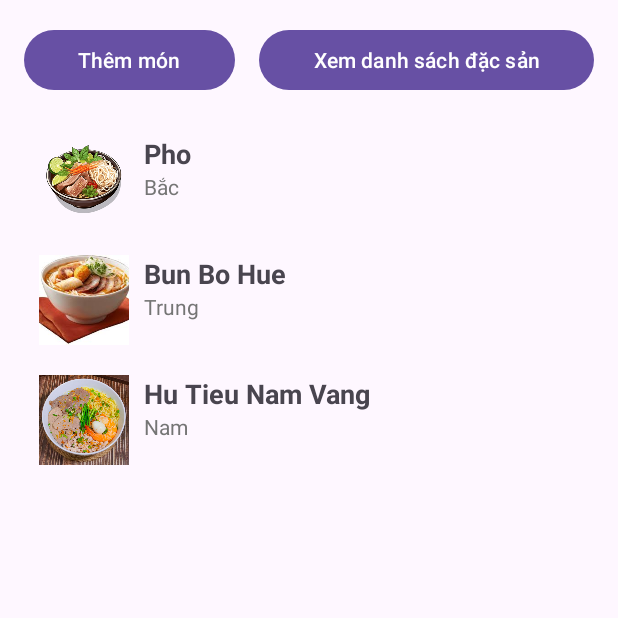
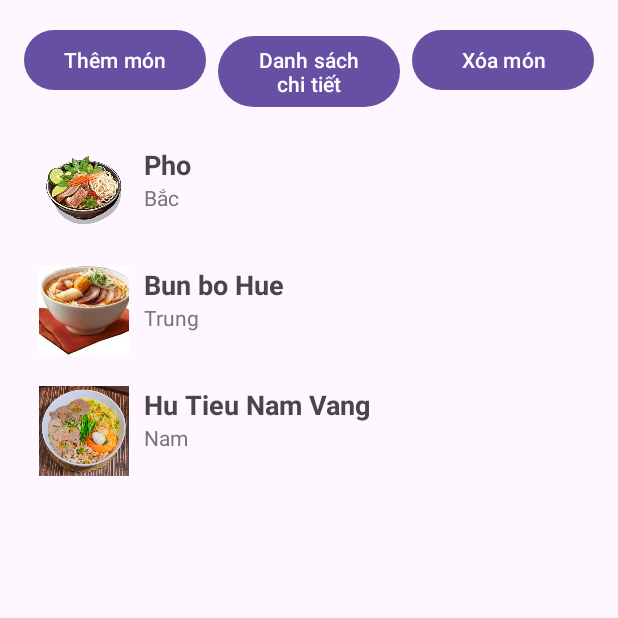
Before and after one commit to WuangLok/Android-Studio, an Android app: the DongGopThongTin screen opened directly, with no data from a screen before it, on a phone screen of 412 x 824 dp, the top half of it. Run offline under Robolectric (Android 15) with nearby library versions, the phone set to English and light mode, and no system bars.

Commit message:
DBHelper DongGopThongTin activity_dong_gop_thong_tin.xml

```diff
--- a/app/src/main/AndroidManifest.xml
+++ b/app/src/main/AndroidManifest.xml
@@ -21,7 +21,7 @@
             android:name=".TimKiem.Timkiemdacsan"
             android:exported="false" />
         <activity
-            android:name=".MainActivity"
+            android:name=".random.DanhSachDacSanRandom"
             android:exported="false" />
         <activity
             android:name=".Yeuthich.Danhsachyeuthich"
@@ -33,7 +33,7 @@
             android:name=".TimKiem.ChiTietDacSan"
             android:exported="false" />
         <activity
-            android:name=".random.DanhSachDacSanRandom"
+            android:name=".MainActivity"
             android:exported="true">
             <intent-filter>
                 <action android:name="android.intent.action.MAIN" />
--- a/app/src/main/java/com/example/finalproject/Them/DongGopThongTin.java
+++ b/app/src/main/java/com/example/finalproject/Them/DongGopThongTin.java
@@ -1,6 +1,5 @@
 package com.example.finalproject.Them;
 
-import android.annotation.SuppressLint;
 import android.app.AlertDialog;
 import android.content.DialogInterface;
 import android.os.Bundle;
@@ -15,15 +14,10 @@ import androidx.appcompat.app.AppCompatActivity;
 import androidx.recyclerview.widget.LinearLayoutManager;
 import androidx.recyclerview.widget.RecyclerView;
 
+import com.example.finalproject.DBHandler.DBHelper;
 import com.example.finalproject.R;
+import com.example.finalproject.TimKiem.MonAn;
 
-import org.json.JSONArray;
-import org.json.JSONException;
-import org.json.JSONObject;
-
-import java.io.IOException;
-import java.io.InputStream;
-import java.nio.charset.StandardCharsets;
 import java.util.ArrayList;
 import java.util.List;
 
@@ -31,11 +25,12 @@ public class DongGopThongTin extends AppCompatActivity {
 
     private Button btnSubmit;
     private Button btnXemDanhSach;
+    private Button btnXoa;
     private RecyclerView recyclerView;
     private List<Speciality> specialityList;
     private SpecialityAdapter adapter;
+    private DBHelper dbHelper;
 
-    @SuppressLint("MissingInflatedId")
     @Override
     protected void onCreate(Bundle savedInstanceState) {
         super.onCreate(savedInstanceState);
@@ -43,6 +38,7 @@ public class DongGopThongTin extends AppCompatActivity {
 
         btnSubmit = findViewById(R.id.btnSubmit);
         btnXemDanhSach = findViewById(R.id.btnXem);
+        btnXoa = findViewById(R.id.btnXoa);
         recyclerView = findViewById(R.id.recyclerView);
 
         recyclerView.setLayoutManager(new LinearLayoutManager(this));
@@ -50,7 +46,9 @@ public class DongGopThongTin extends AppCompatActivity {
         adapter = new SpecialityAdapter(this, specialityList);
         recyclerView.setAdapter(adapter);
 
-        loadSpecialitiesFromJson();
+        dbHelper = new DBHelper(this);
+
+        loadSpecialitiesFromDatabase();
 
         btnSubmit.setOnClickListener(view -> showCustomDialog());
 
@@ -68,17 +66,44 @@ public class DongGopThongTin extends AppCompatActivity {
                 AlertDialog.Builder builder = new AlertDialog.Builder(DongGopThongTin.this);
                 builder.setTitle("Danh sách món ăn");
                 builder.setMessage(details.toString());
-                builder.setPositiveButton("Đóng", new DialogInterface.OnClickListener() {
-                    @Override
-                    public void onClick(DialogInterface dialog, int which) {
-                        dialog.dismiss();
-                    }
-                });
+                builder.setPositiveButton("Đóng", (dialog, which) -> dialog.dismiss());
                 builder.show();
             } else {
                 Toast.makeText(DongGopThongTin.this, "Danh sách trống", Toast.LENGTH_SHORT).show();
             }
         });
+
+        btnXoa.setOnClickListener(view -> showDeleteDialog());
+    }
+
+    private void showDeleteDialog() {
+        AlertDialog.Builder builder = new AlertDialog.Builder(this);
+        LayoutInflater inflater = getLayoutInflater();
+        View dialogView = inflater.inflate(R.layout.dialog_delete_speciality, null);
+        builder.setView(dialogView);
+
+        RecyclerView deleteRecyclerView = dialogView.findViewById(R.id.recyclerViewDelete);
+        deleteRecyclerView.setLayoutManager(new LinearLayoutManager(this));
+        SpecialityAdapter deleteAdapter = new SpecialityAdapter(this, new ArrayList<>(specialityList));
+        deleteAdapter.setDeleteMode(true);
+        deleteRecyclerView.setAdapter(deleteAdapter);
+
+        builder.setTitle("Chọn các món ăn để xóa")
+                .setPositiveButton("Xóa", (dialog, which) -> {
+                    List<Speciality> selectedSpecialities = deleteAdapter.getSelectedSpecialities();
+                    if (selectedSpecialities.isEmpty()) {
+                        Toast.makeText(DongGopThongTin.this, "Vui lòng chọn ít nhất một món ăn để xóa", Toast.LENGTH_SHORT).show();
+                    } else {
+                        for (Speciality speciality : selectedSpecialities) {
+                            dbHelper.deleteSpecialityById(speciality.getId());
+                        }
+                        deleteAdapter.removeSelectedSpecialities();
+                        loadSpecialitiesFromDatabase();
+                        Toast.makeText(DongGopThongTin.this, "Đã xóa các món ăn được chọn thành công!", Toast.LENGTH_SHORT).show();
+                    }
+                })
+                .setNegativeButton("Hủy", (dialog, which) -> deleteAdapter.setDeleteMode(false))  // Reset delete mode on cancel
+                .show();
     }
 
     private void showCustomDialog() {
@@ -95,7 +120,6 @@ public class DongGopThongTin extends AppCompatActivity {
         Button btnSubmit1 = dialogView.findViewById(R.id.btnSubmit1);
 
         AlertDialog dialog = builder.create();
-
         dialog.show();
         dialog.getWindow().setLayout(WindowManager.LayoutParams.MATCH_PARENT, WindowManager.LayoutParams.WRAP_CONTENT);
 
@@ -109,6 +133,8 @@ public class DongGopThongTin extends AppCompatActivity {
             if (name.isEmpty() || image.isEmpty() || region.isEmpty() || lichsu.isEmpty() || sangtao.isEmpty()) {
                 Toast.makeText(DongGopThongTin.this, "Vui lòng điền đầy đủ thông tin", Toast.LENGTH_SHORT).show();
             } else {
+                dbHelper.DongGopThongTin(name, "Món chính", region, image, "Công thức đang cập nhật", lichsu, sangtao);
+
                 Speciality newSpeciality = new Speciality(
                         specialityList.size() + 1,
                         name,
@@ -131,35 +157,21 @@ public class DongGopThongTin extends AppCompatActivity {
         });
     }
 
-    private void loadSpecialitiesFromJson() {
-        String json;
-        try {
-            InputStream is = getAssets().open("dacsan.json");
-            int size = is.available();
-            byte[] buffer = new byte[size];
-            is.read(buffer);
-            is.close();
-            json = new String(buffer, StandardCharsets.UTF_8);
-
-            JSONArray jsonArray = new JSONArray(json);
-            for (int i = 0; i < jsonArray.length(); i++) {
-                JSONObject jsonObject = jsonArray.getJSONObject(i);
-
-                int id = jsonObject.getInt("id");
-                String tenMonAn = jsonObject.getString("tenMonAn");
-                String vungMien = jsonObject.getString("vungMien");
-                String hinhAnh = jsonObject.getString("hinhAnh");
-                String lichsu = jsonObject.getString("lichSu");
-                String sangtao = jsonObject.getString("sangTao");
-                boolean favorite = false;
-
-                Speciality speciality = new Speciality(id, tenMonAn, vungMien, hinhAnh, lichsu, sangtao, favorite);
-                specialityList.add(speciality);
-            }
-            adapter.notifyDataSetChanged();
-        } catch (IOException | JSONException e) {
-            e.printStackTrace();
-            Toast.makeText(this, "Error loading specialties", Toast.LENGTH_SHORT).show();
+    private void loadSpecialitiesFromDatabase() {
+        specialityList.clear();
+        List<MonAn> monAnList = dbHelper.getAllMonAn();
+        for (MonAn monAn : monAnList) {
+            Speciality speciality = new Speciality(
+                    monAn.getId(),
+                    monAn.getTenMonAn(),
+                    monAn.getVungMien(),
+                    monAn.getHinhAnh(),
+                    monAn.getLichSu(),
+                    monAn.getSangTao(),
+                    monAn.isFarvorite()
+            );
+            specialityList.add(speciality);
         }
+        adapter.notifyDataSetChanged();
     }
 }
--- a/app/src/main/java/com/example/finalproject/Them/ItemSpecialityActivity.java
+++ b/app/src/main/java/com/example/finalproject/Them/ItemSpecialityActivity.java
@@ -1,4 +1,5 @@
 package com.example.finalproject.Them;
+
 
 import android.os.Bundle;
 
--- a/app/src/main/java/com/example/finalproject/Them/Speciality.java
+++ b/app/src/main/java/com/example/finalproject/Them/Speciality.java
@@ -12,13 +12,13 @@ public class Speciality implements Parcelable {
     private String sangtao;
     private boolean favorite;
 
-    public Speciality(int id, String tenMonAn, String vungMien, String hinhAnh, String congThuc, String moTa, boolean favorite) {
+    public Speciality(int id, String tenMonAn, String vungMien, String hinhAnh, String lichsu, String sangtao, boolean favorite) {
         this.id = id;
         this.tenMonAn = tenMonAn;
         this.vungMien = vungMien;
         this.hinhAnh = hinhAnh;
-        this.lichsu = congThuc;
-        this.sangtao = moTa;
+        this.lichsu = lichsu;
+        this.sangtao = sangtao;
         this.favorite = favorite;
     }
 
--- a/app/src/main/java/com/example/finalproject/Them/SpecialityAdapter.java
+++ b/app/src/main/java/com/example/finalproject/Them/SpecialityAdapter.java
@@ -4,6 +4,7 @@ import android.content.Context;
 import android.view.LayoutInflater;
 import android.view.View;
 import android.view.ViewGroup;
+import android.widget.CheckBox;
 import android.widget.ImageView;
 import android.widget.TextView;
 
@@ -12,21 +13,35 @@ import androidx.recyclerview.widget.RecyclerView;
 
 import com.example.finalproject.R;
 
+import java.util.ArrayList;
 import java.util.List;
 
 public class SpecialityAdapter extends RecyclerView.Adapter<SpecialityAdapter.ViewHolder> {
 
     private Context context;
     private List<Speciality> specialityList;
-    private OnItemClickListener mListener;
+    private List<Speciality> selectedSpecialities = new ArrayList<>();
+    private boolean isDeleteMode = false;
 
     public SpecialityAdapter(Context context, List<Speciality> specialityList) {
         this.context = context;
         this.specialityList = specialityList;
     }
 
-    public void setOnItemClickListener(OnItemClickListener listener) {
-        mListener = listener;
+    public void setDeleteMode(boolean deleteMode) {
+        isDeleteMode = deleteMode;
+        selectedSpecialities.clear();
+        notifyDataSetChanged();
+    }
+
+    public List<Speciality> getSelectedSpecialities() {
+        return selectedSpecialities;
+    }
+
+    public void removeSelectedSpecialities() {
+        specialityList.removeAll(selectedSpecialities);
+        selectedSpecialities.clear();
+        notifyDataSetChanged();
     }
 
     @NonNull
@@ -46,9 +61,23 @@ public class SpecialityAdapter extends RecyclerView.Adapter<SpecialityAdapter.Vi
         int imageResource = context.getResources().getIdentifier(speciality.getHinhAnh(), "drawable", context.getPackageName());
         holder.itemImage.setImageResource(imageResource);
 
+        if (isDeleteMode) {
+            holder.checkBox.setVisibility(View.VISIBLE);
+            holder.checkBox.setChecked(selectedSpecialities.contains(speciality));
+            holder.checkBox.setOnCheckedChangeListener((buttonView, isChecked) -> {
+                if (isChecked) {
+                    selectedSpecialities.add(speciality);
+                } else {
+                    selectedSpecialities.remove(speciality);
+                }
+            });
+        } else {
+            holder.checkBox.setVisibility(View.GONE);
+        }
+
         holder.itemView.setOnClickListener(v -> {
-            if (mListener != null) {
-                mListener.onItemClick(speciality);
+            if (isDeleteMode) {
+                holder.checkBox.setChecked(!holder.checkBox.isChecked());
             }
         });
     }
@@ -62,16 +91,14 @@ public class SpecialityAdapter extends RecyclerView.Adapter<SpecialityAdapter.Vi
         ImageView itemImage;
         TextView itemName;
         TextView itemType;
+        CheckBox checkBox;
 
         public ViewHolder(View itemView) {
             super(itemView);
             itemImage = itemView.findViewById(R.id.item_image);
             itemName = itemView.findViewById(R.id.item_name);
             itemType = itemView.findViewById(R.id.item_type);
+            checkBox = itemView.findViewById(R.id.item_checkbox);
         }
     }
-
-    public interface OnItemClickListener {
-        void onItemClick(Speciality speciality);
-    }
 }
--- a/app/src/main/res/layout/activity_dong_gop_thong_tin.xml
+++ b/app/src/main/res/layout/activity_dong_gop_thong_tin.xml
@@ -13,19 +13,28 @@
 
         <Button
             android:id="@+id/btnSubmit"
-            android:layout_width="wrap_content"
+            android:layout_width="0dp"
             android:layout_height="wrap_content"
             android:text="Thêm món"
             android:layout_weight="1"
-            android:layout_marginEnd="8dp" />
+            android:layout_marginEnd="4dp" />
 
         <Button
             android:id="@+id/btnXem"
-            android:layout_width="wrap_content"
+            android:layout_width="0dp"
             android:layout_height="wrap_content"
-            android:text="Xem danh sách đặc sản"
+            android:text="Danh sách chi tiết"
             android:layout_weight="1"
-            android:layout_marginStart="8dp" />
+            android:layout_marginStart="4dp"
+            android:layout_marginEnd="4dp" />
+
+        <Button
+            android:id="@+id/btnXoa"
+            android:layout_width="0dp"
+            android:layout_height="wrap_content"
+            android:text="Xóa món"
+            android:layout_weight="1"
+            android:layout_marginStart="4dp" />
     </LinearLayout>
 
     <androidx.recyclerview.widget.RecyclerView
--- a/app/src/main/res/layout/item_speciality.xml
+++ b/app/src/main/res/layout/item_speciality.xml
@@ -36,4 +36,10 @@
             android:textColor="#757575" />
     </LinearLayout>
 
+    <CheckBox
+        android:id="@+id/item_checkbox"
+        android:layout_width="wrap_content"
+        android:layout_height="wrap_content"
+        android:visibility="gone" />
+
 </LinearLayout>
```
Also changed, not shown: app/src/main/java/com/example/finalproject/DBHandler/DBHelper.java (+58 -41 lines), app/src/main/java/com/example/finalproject/Yeuthich/YeuThich.java (+18 -12 lines).
